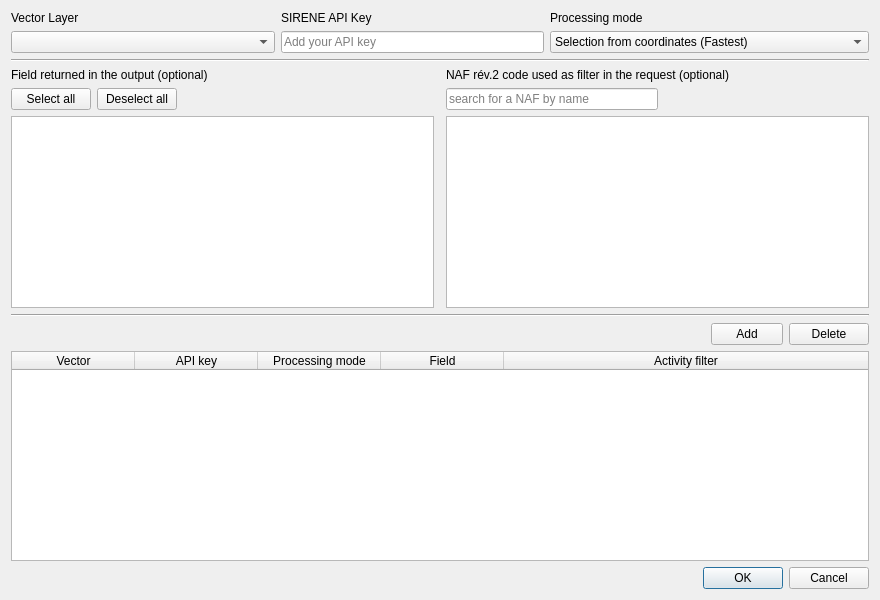
Old version of the form ui/Request_API_SIRENE.ui in the repository EwStinky/FelixToolbox.
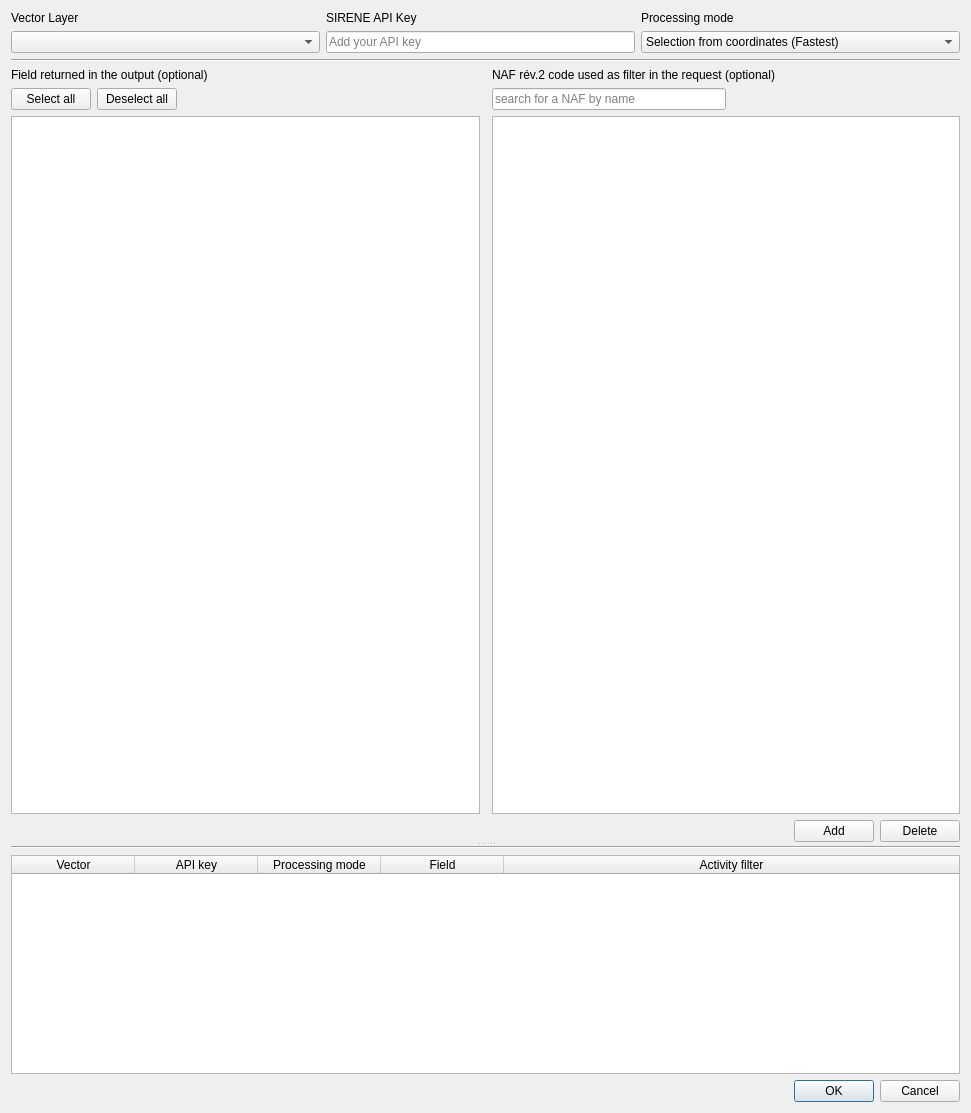
New version of the form.

Commit message: New ui for siret located within polygon

```diff
--- a/ui/Request_API_SIRENE.ui
+++ b/ui/Request_API_SIRENE.ui
@@ -6,8 +6,8 @@
    <rect>
     <x>0</x>
     <y>0</y>
-    <width>880</width>
-    <height>600</height>
+    <width>971</width>
+    <height>1113</height>
    </rect>
   </property>
   <property name="sizePolicy">
@@ -152,12 +152,25 @@
     </widget>
    </item>
    <item>
+    <widget class="QSplitter" name="splitter">
+     <property name="orientation">
+      <enum>Qt::Vertical</enum>
+     </property>
+     <widget class="QWidget" name="widget_2" native="true">
+      <layout class="QVBoxLayout" name="verticalLayout_2">
+       <item>
     <layout class="QGridLayout" name="gridLayout_optionals">
      <property name="sizeConstraint">
       <enum>QLayout::SetDefaultConstraint</enum>
      </property>
      <item row="0" column="2">
       <widget class="QLabel" name="label_activity">
+           <property name="sizePolicy">
+            <sizepolicy hsizetype="Preferred" vsizetype="Fixed">
+             <horstretch>0</horstretch>
+             <verstretch>0</verstretch>
+            </sizepolicy>
+           </property>
        <property name="text">
         <string>NAF rév.2 code used as filter in the request (optional)</string>
        </property>
@@ -199,6 +212,12 @@
      </item>
      <item row="0" column="0" colspan="2">
       <widget class="QLabel" name="label_field">
+           <property name="sizePolicy">
+            <sizepolicy hsizetype="Preferred" vsizetype="Fixed">
+             <horstretch>0</horstretch>
+             <verstretch>0</verstretch>
+            </sizepolicy>
+           </property>
        <property name="text">
         <string>Field returned in the output (optional)</string>
        </property>
@@ -207,7 +226,7 @@
      <item row="4" column="0">
       <widget class="QListWidget" name="listWidget_field">
        <property name="sizePolicy">
-        <sizepolicy hsizetype="Expanding" vsizetype="Minimum">
+            <sizepolicy hsizetype="Expanding" vsizetype="Expanding">
          <horstretch>0</horstretch>
          <verstretch>0</verstretch>
         </sizepolicy>
@@ -217,7 +236,7 @@
      <item row="4" column="2">
       <widget class="QListWidget" name="listWidget_NAF">
        <property name="sizePolicy">
-        <sizepolicy hsizetype="Expanding" vsizetype="Minimum">
+            <sizepolicy hsizetype="Expanding" vsizetype="Expanding">
          <horstretch>0</horstretch>
          <verstretch>0</verstretch>
         </sizepolicy>
@@ -250,16 +269,6 @@
      </item>
     </layout>
    </item>
-   <item>
-    <widget class="Line" name="line_2">
-     <property name="windowModality">
-      <enum>Qt::NonModal</enum>
-     </property>
-     <property name="orientation">
-      <enum>Qt::Horizontal</enum>
-     </property>
-    </widget>
-   </item>
    <item>
     <layout class="QGridLayout" name="gridLayout_widgetTable_button">
      <item row="1" column="0">
@@ -315,6 +324,17 @@
      </item>
     </layout>
    </item>
+      </layout>
+     </widget>
+     <widget class="QWidget" name="widget" native="true">
+      <layout class="QVBoxLayout" name="verticalLayout">
+       <item>
+        <widget class="Line" name="line_2">
+         <property name="orientation">
+          <enum>Qt::Horizontal</enum>
+         </property>
+        </widget>
+       </item>
    <item>
     <widget class="QTableWidget" name="tableWidget">
      <property name="sizeAdjustPolicy">
@@ -395,6 +415,10 @@
      </column>
     </widget>
    </item>
+      </layout>
+     </widget>
+    </widget>
+   </item>
    <item>
     <widget class="QDialogButtonBox" name="button_box">
      <property name="locale">
```
Left out of the diff: 5 changed lines with no effect on the pictures. Lines whose indentation alone changed are shown as unchanged.
